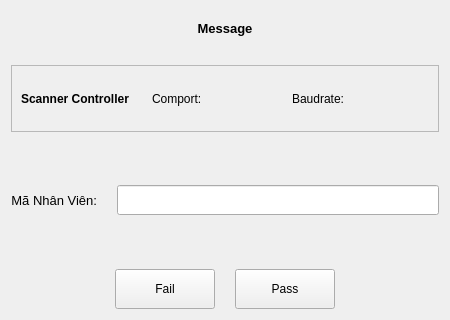
vananh2606/ProjectProcessingImage, file ui/PopUp.ui: the form before one commit.
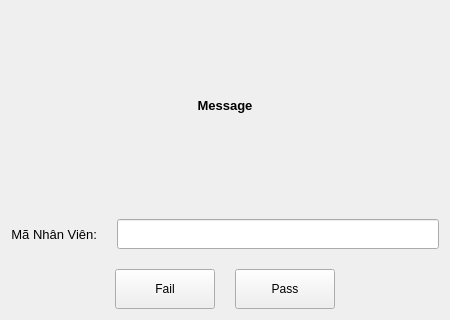
The form after the commit.

What changed in the file:
```diff
--- a/ui/PopUp.ui
+++ b/ui/PopUp.ui
@@ -13,7 +13,7 @@
   <property name="windowTitle">
    <string>PopUp</string>
   </property>
-  <layout class="QVBoxLayout" name="verticalLayout" stretch="1,2,1,2,1,2">
+  <layout class="QVBoxLayout" name="verticalLayout" stretch="1,2,2">
    <property name="spacing">
     <number>20</number>
    </property>
@@ -34,124 +34,6 @@
      </property>
     </widget>
    </item>
-   <item>
-    <widget class="QFrame" name="frame_connection">
-     <property name="frameShape">
-      <enum>QFrame::StyledPanel</enum>
-     </property>
-     <property name="frameShadow">
-      <enum>QFrame::Raised</enum>
-     </property>
-     <layout class="QHBoxLayout" name="horizontalLayout">
-      <property name="spacing">
-       <number>5</number>
-      </property>
-      <item>
-       <widget class="QLabel" name="label_scanner_controller">
-        <property name="font">
-         <font>
-          <weight>75</weight>
-          <bold>true</bold>
-         </font>
-        </property>
-        <property name="text">
-         <string>Scanner Controller</string>
-        </property>
-       </widget>
-      </item>
-      <item>
-       <spacer name="horizontalSpacer">
-        <property name="orientation">
-         <enum>Qt::Horizontal</enum>
-        </property>
-        <property name="sizeHint" stdset="0">
-         <size>
-          <width>40</width>
-          <height>20</height>
-         </size>
-        </property>
-       </spacer>
-      </item>
-      <item>
-       <widget class="QLabel" name="label_comport">
-        <property name="text">
-         <string>Comport:</string>
-        </property>
-       </widget>
-      </item>
-      <item>
-       <widget class="QLabel" name="label_comport_value">
-        <property name="minimumSize">
-         <size>
-          <width>80</width>
-          <height>0</height>
-         </size>
-        </property>
-        <property name="frameShape">
-         <enum>QFrame::Panel</enum>
-        </property>
-        <property name="frameShadow">
-         <enum>QFrame::Sunken</enum>
-        </property>
-        <property name="lineWidth">
-         <number>0</number>
-        </property>
-        <property name="text">
-         <string/>
-        </property>
-        <property name="alignment">
-         <set>Qt::AlignCenter</set>
-        </property>
-       </widget>
-      </item>
-      <item>
-       <widget class="QLabel" name="label_baudrate">
-        <property name="text">
-         <string>Baudrate:</string>
-        </property>
-       </widget>
-      </item>
-      <item>
-       <widget class="QLabel" name="label_baudrate_value">
-        <property name="minimumSize">
-         <size>
-          <width>80</width>
-          <height>0</height>
-         </size>
-        </property>
-        <property name="frameShape">
-         <enum>QFrame::Panel</enum>
-        </property>
-        <property name="frameShadow">
-         <enum>QFrame::Sunken</enum>
-        </property>
-        <property name="lineWidth">
-         <number>0</number>
-        </property>
-        <property name="text">
-         <string/>
-        </property>
-        <property name="alignment">
-         <set>Qt::AlignCenter</set>
-        </property>
-       </widget>
-      </item>
-     </layout>
-    </widget>
-   </item>
-   <item>
-    <spacer name="verticalSpacerU">
-     <property name="orientation">
-      <enum>Qt::Vertical</enum>
-     </property>
-     <property name="sizeHint" stdset="0">
-      <size>
-       <width>20</width>
-       <height>40</height>
-      </size>
-     </property>
-    </spacer>
-   </item>
    <item>
     <layout class="QHBoxLayout" name="mnv">
      <item>
@@ -181,19 +63,6 @@
      </item>
     </layout>
    </item>
-   <item>
-    <spacer name="verticalSpacerD">
-     <property name="orientation">
-      <enum>Qt::Vertical</enum>
-     </property>
-     <property name="sizeHint" stdset="0">
-      <size>
-       <width>20</width>
-       <height>40</height>
-      </size>
-     </property>
-    </spacer>
-   </item>
    <item>
     <layout class="QHBoxLayout" name="btn">
      <item>
```
